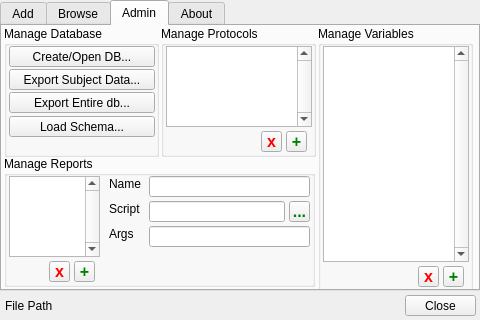
First picture: the form in src/psylab/subject_manager/subject_manager_ui.ui, repository cbrown1/psylab, before the edit.
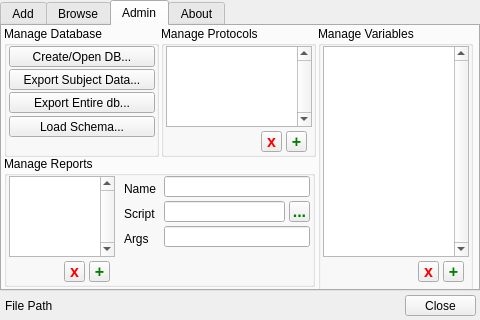
Second picture: the form after the edit. The open tabs and pages were chosen to show the change.

Commit message: subject manager: ui tweaks

What changed in the file:
```diff
--- a/src/psylab/subject_manager/subject_manager_ui.ui
+++ b/src/psylab/subject_manager/subject_manager_ui.ui
@@ -1008,7 +1008,7 @@
       <property name="geometry">
        <rect>
         <x>100</x>
-        <y>240</y>
+        <y>235</y>
         <width>21</width>
         <height>21</height>
        </rect>
@@ -1031,7 +1031,7 @@
       <property name="geometry">
        <rect>
         <x>125</x>
-        <y>240</y>
+        <y>235</y>
         <width>21</width>
         <height>21</height>
        </rect>
@@ -1056,7 +1056,7 @@
         <x>5</x>
         <y>20</y>
         <width>146</width>
-        <height>216</height>
+        <height>211</height>
        </rect>
       </property>
       <property name="verticalScrollBarPolicy">
@@ -1144,7 +1144,7 @@
      <widget class="QPushButton" name="admin_reports_remove_pushButton">
       <property name="geometry">
        <rect>
-        <x>45</x>
+        <x>60</x>
         <y>105</y>
         <width>21</width>
         <height>21</height>
@@ -1167,7 +1167,7 @@
      <widget class="QPushButton" name="admin_reports_add_pushButton">
       <property name="geometry">
        <rect>
-        <x>70</x>
+        <x>85</x>
         <y>105</y>
         <width>21</width>
         <height>21</height>
@@ -1192,7 +1192,7 @@
        <rect>
         <x>5</x>
         <y>20</y>
-        <width>91</width>
+        <width>106</width>
         <height>81</height>
        </rect>
       </property>
@@ -1207,9 +1207,9 @@
      <widget class="QLineEdit" name="admin_reports_name_lineEdit">
       <property name="geometry">
        <rect>
-        <x>145</x>
+        <x>160</x>
         <y>20</y>
-        <width>161</width>
+        <width>146</width>
         <height>21</height>
        </rect>
       </property>
@@ -1220,8 +1220,8 @@
      <widget class="QLabel" name="label_10">
       <property name="geometry">
        <rect>
-        <x>105</x>
-        <y>20</y>
+        <x>120</x>
+        <y>25</y>
         <width>41</width>
         <height>16</height>
        </rect>
@@ -1233,8 +1233,8 @@
      <widget class="QLabel" name="label_11">
       <property name="geometry">
        <rect>
-        <x>105</x>
-        <y>45</y>
+        <x>120</x>
+        <y>50</y>
         <width>41</width>
         <height>16</height>
        </rect>
@@ -1246,9 +1246,9 @@
      <widget class="QLineEdit" name="admin_reports_script_lineEdit">
       <property name="geometry">
        <rect>
-        <x>145</x>
+        <x>160</x>
         <y>45</y>
-        <width>136</width>
+        <width>121</width>
         <height>21</height>
        </rect>
       </property>
@@ -1282,8 +1282,8 @@
      <widget class="QLabel" name="label_13">
       <property name="geometry">
        <rect>
-        <x>105</x>
-        <y>70</y>
+        <x>120</x>
+        <y>75</y>
         <width>41</width>
         <height>16</height>
        </rect>
@@ -1295,9 +1295,9 @@
      <widget class="QLineEdit" name="admin_reports_args_lineEdit">
       <property name="geometry">
        <rect>
-        <x>145</x>
+        <x>160</x>
         <y>70</y>
-        <width>161</width>
+        <width>146</width>
         <height>21</height>
        </rect>
       </property>
```
Left out of the diff: 49 changed lines with no effect on the pictures. The commit also changes 1 other file.
